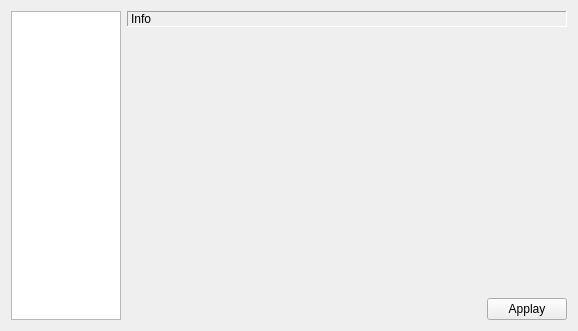
seanxyh/liteide, file liteidex/src/liteapp/optionswidget.ui: the form before one commit.
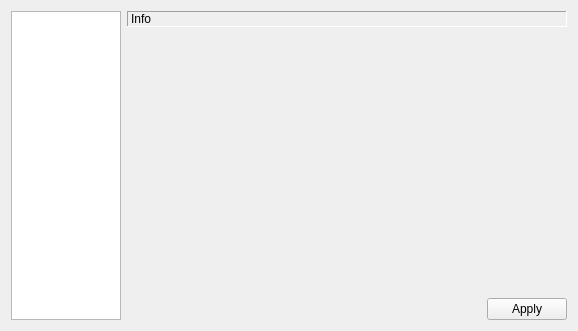
The form after the commit.

```diff
--- a/liteidex/src/liteapp/optionswidget.ui
+++ b/liteidex/src/liteapp/optionswidget.ui
@@ -70,7 +70,7 @@
        <item>
         <widget class="QPushButton" name="applayButton">
          <property name="text">
-          <string>Applay</string>
+          <string>Apply</string>
          </property>
         </widget>
        </item>
```
